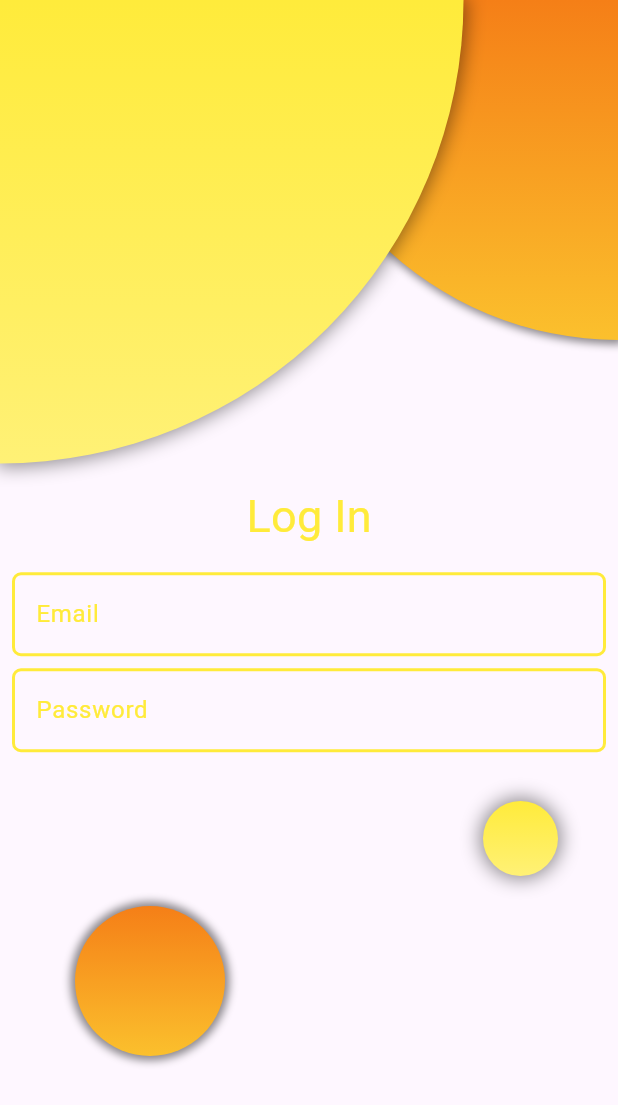
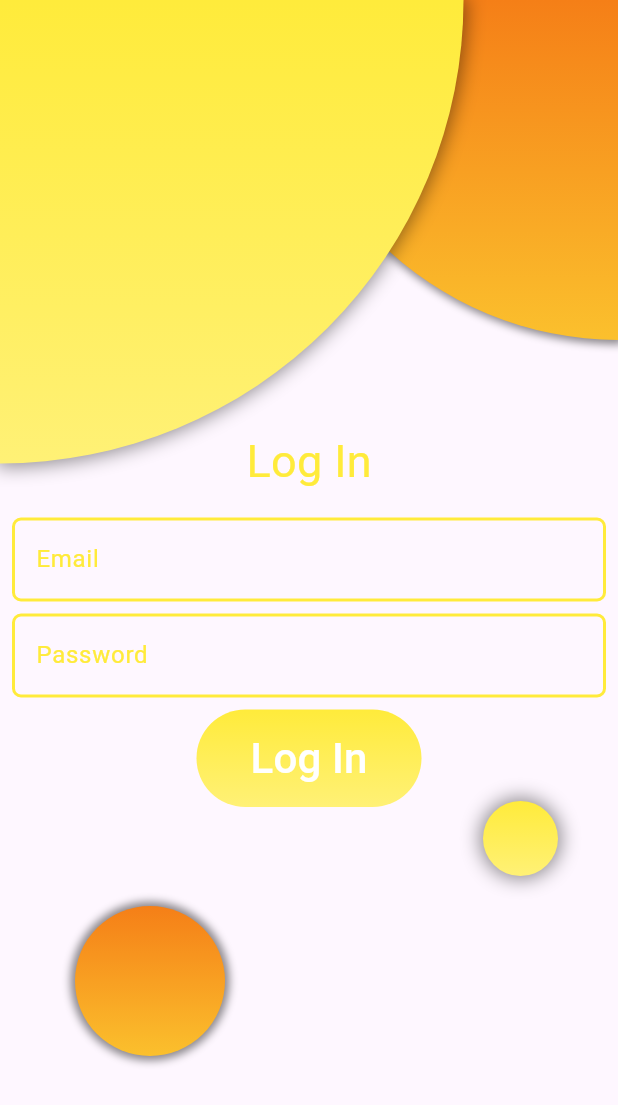
Before and after one commit to saefo97/Glgamsh-Chat-First, a Flutter app: the screen it shows after launch, on a phone screen of 412 x 824 dp. Shown: the top 1105 px of the screen. Run offline on Flutter 3.47's test engine with Material 3 defaults, Android fonts, the phone set to English and light mode, and no system bars.

Commit message:
Add button

```diff
--- a/lib/main.dart
+++ b/lib/main.dart
@@ -40,7 +40,7 @@ class LogInScreen extends StatelessWidget {
                       blurRadius: 4,
                     ),
                   ],
-                  gradient:kDarkGradient,
+                  gradient: kDarkGradient,
                   borderRadius: BorderRadius.only(
                     bottomLeft: Radius.circular(360),
                   ),
@@ -58,7 +58,7 @@ class LogInScreen extends StatelessWidget {
                     blurRadius: 10,
                   ),
                 ],
-                gradient:kLightGradient,
+                gradient: kLightGradient,
 
                 borderRadius: BorderRadius.only(
                   bottomRight: Radius.circular(360),
@@ -80,8 +80,7 @@ class LogInScreen extends StatelessWidget {
                       blurRadius: 4,
                     ),
                   ],
-                  gradient:kDarkGradient,
-
+                  gradient: kDarkGradient,
                 ),
               ),
             ),
@@ -99,7 +98,7 @@ class LogInScreen extends StatelessWidget {
                       blurRadius: 10,
                     ),
                   ],
-                  gradient:kLightGradient,
+                  gradient: kLightGradient,
 
                   shape: BoxShape.circle,
                 ),
@@ -117,9 +116,31 @@ class LogInScreen extends StatelessWidget {
                       style: TextStyle(fontSize: 30, color: kMainColor),
                     ),
                     SizedBox(height: 16.0),
-                    CustomTextFormField(label: "Email",),
+                    CustomTextFormField(label: "Email"),
                     SizedBox(height: 8.0),
-                    CustomTextFormField(label: "Password",),
+                    CustomTextFormField(label: "Password"),
+                    SizedBox(height: 8.0),
+
+                    Container(
+                      width: 150,
+                      decoration: BoxDecoration(
+                        gradient: kLightGradient,
+                        borderRadius: BorderRadiusGeometry.circular(100),
+                      ),
+                      child: MaterialButton(
+                        onPressed: () {},
+                        //   color: Colors.transparent,
+                        //  elevation: 0,
+                        shape: RoundedRectangleBorder(
+                          borderRadius: BorderRadiusGeometry.circular(100),
+                        ),
+                        height: 65,
+                        child: Text(
+                          "Log In",
+                          style: TextStyle(fontSize: 28.0, color: Colors.white),
+                        ),
+                      ),
+                    ),
                   ],
                 ),
               ),
```
